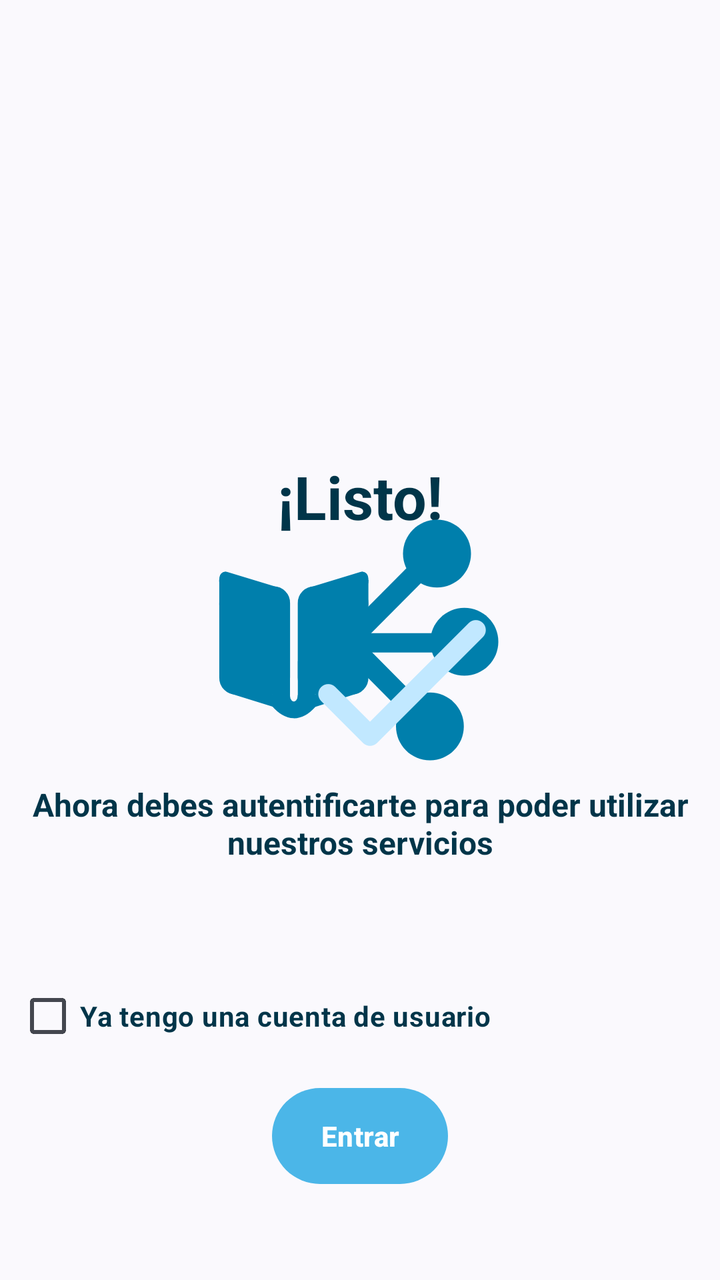
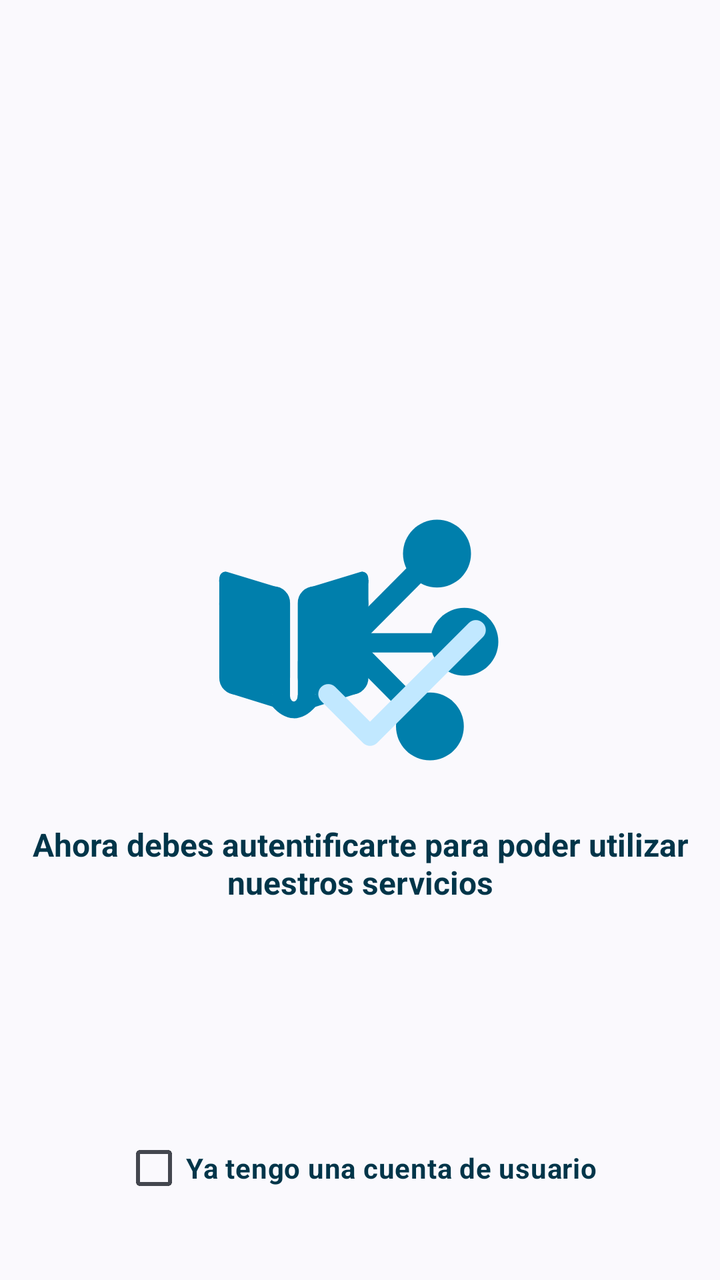

Screens rendered from an Android XML layout before and after an edit, with the pre-edit source and the edit as a unified diff.
<!-- AndroidManifest.xml: application theme Theme.PreuSync.Dynamic -->
<!-- res/layout/fragment_onboarding_final.xml -->
<?xml version="1.0" encoding="utf-8"?>
<LinearLayout
    xmlns:android="http://schemas.android.com/apk/res/android"
    xmlns:app="http://schemas.android.com/apk/res-auto"
    xmlns:tools="http://schemas.android.com/tools"
    android:layout_width="match_parent"
    android:layout_height="match_parent"
    android:orientation="vertical"
    android:id="@+id/onboardingFinalLayoutContainer">

    <RelativeLayout
        android:id="@+id/mainContainer"
        android:layout_width="match_parent"
        android:layout_height="match_parent"
        android:padding="@dimen/padding_8dp">

        <RelativeLayout
            android:id="@+id/relativeLayoutLogo"
            android:layout_width="200dp"
            android:layout_height="200dp"
            android:layout_centerInParent="true">

            <TextView
                android:id="@+id/finalMessageTitle"
                android:layout_width="wrap_content"
                android:layout_height="wrap_content"
                android:padding="@dimen/padding_8dp"
                android:text="@string/onboarding_title_3"
                android:textStyle="bold"
                android:textColor="?attr/colorText"
                android:layout_alignTop="@id/logo"
                android:layout_centerHorizontal="true"
                android:textSize="@dimen/text_size_30sp" />

            <ImageView
                android:id="@+id/logo"
                android:layout_width="200dp"
                android:layout_height="200dp"
                android:src="@drawable/logo"
                android:scaleType="fitCenter"
                android:layout_centerInParent="true"
                style="@style/ImageViewIconStyle" />

            <ImageView
                android:id="@+id/finalCheckIcon"
                android:layout_width="120dp"
                android:layout_height="120dp"
                android:src="@drawable/ic_check"
                android:scaleType="fitCenter"
                android:translationX="-20.0dp"
                android:translationY="-20.0dp"
                android:layout_alignBottom="@id/logo"
                android:layout_alignParentRight="true"
                android:tint="?attr/colorControlHighlight" />
        </RelativeLayout>

        <TextView
            android:id="@+id/finalInstructions"
            android:layout_width="wrap_content"
            android:layout_height="wrap_content"
            android:padding="@dimen/padding_8dp"
            android:gravity="center_horizontal|center_vertical"
            android:text="@string/onboarding_desc_3"
            android:textStyle="bold"
            android:textColor="?attr/colorText"
            android:translationY="20.0dp"
            android:layout_alignBottom="@id/relativeLayoutLogo"
            android:layout_centerHorizontal="true"
            android:textSize="@dimen/text_size_16sp" />

        <CheckBox
            android:id="@+id/checkbox1"
            android:layout_width="wrap_content"
            android:layout_height="wrap_content"
            android:gravity="center_vertical"
            android:text="@string/onboarding_already_have_account"
            android:textStyle="bold"
            android:textColor="?attr/colorText"
            android:translationY="-60.0dp"
            android:textSize="@dimen/text_size_14sp"
            android:layout_alignTop="@id/materialButton2" />

        <com.google.android.material.button.MaterialButton
            android:id="@+id/materialButton2"
            android:layout_width="wrap_content"
            android:layout_height="wrap_content"
            android:layout_marginBottom="@dimen/marginbottom_40dp"
            android:padding="@dimen/padding_8dp"
            android:gravity="center_horizontal|center_vertical"
            android:text="@string/button_enter"
            android:textColor="#FFFFFF"
            style="@style/Widget.PreuSync.Button.Global"
            android:textSize="@dimen/text_size_14sp"
            android:layout_centerInParent="true"
            android:layout_alignParentBottom="true" />
    </RelativeLayout>
</LinearLayout>
<!-- resources referenced by this layout -->
<resources>
  <dimen name="marginbottom_40dp">40dp</dimen>
  <dimen name="padding_8dp">8dp</dimen>
  <dimen name="text_size_14sp">14sp</dimen>
  <dimen name="text_size_16sp">16sp</dimen>
  <dimen name="text_size_30sp">30sp</dimen>
  <!-- drawable ic_check (drawable) -->
  <?xml version="1.0" encoding="utf-8"?>
  <vector
  	xmlns:android="http://schemas.android.com/apk/res/android"
  	android:width="24dp"
  	android:height="24dp"
  	android:viewportWidth="24"
  	android:viewportHeight="24">
  	<path
  		android:fillColor="@color/colorAccent"
  		android:pathData="M9 16.17L5.53 12.7a.996.996 0 1 0-1.41 1.41l4.18 4.18c.39.39 1.02.39 1.41 0L20.29 7.71a.996.996 0 1 0-1.41-1.41L9 16.17z" />
  </vector>
  <string name="button_enter">Entrar</string>
  <string name="onboarding_already_have_account">Ya tengo una cuenta de usuario</string>
  <string name="onboarding_desc_3">Ahora debes autentificarte para poder utilizar nuestros servicios</string>
  <string name="onboarding_title_3">¡Listo!</string>
  <style name="ImageViewIconStyle">
          <item name="tint">?attr/colorAccent</item>
      </style>
  <style name="Widget.PreuSync.Button.Global" parent="Widget.Material3.Button">
          <item name="backgroundTint">?attr/colorSecondary</item>
          <item name="rippleColor">?attr/colorControlHighlight</item>
          <item name="cornerRadius">@dimen/button_corner_radius_normal</item>
          <item name="android:textStyle">bold</item>
          <item name="android:textSize">14sp</item>
          <item name="android:textColor">?attr/colorOnSecondary</item>
          <item name="android:insetTop">0dp</item>
          <item name="android:insetBottom">0dp</item>
      </style>
  <color name="colorAccent">#006684</color>
  <dimen name="button_corner_radius_normal">100dp</dimen>
  <color name="colorText">#191C1E</color>
  <color name="colorError">#BA1A1A</color>
  <style name="ThemeOverlay.PreuSync.MaterialAlertDialog" parent="ThemeOverlay.Material3.MaterialAlertDialog">
          <item name="colorPrimary">?attr/colorAccent</item>
          <item name="colorSecondary">?attr/colorAccent</item>
      </style>
  <style name="Widget.PreuSync.CardView" parent="Widget.Material3.CardView.Elevated">
          <item name="cardCornerRadius">@dimen/card_corner_radius</item>
          <item name="cardElevation">@dimen/card_elevation</item>
          <item name="cardBackgroundColor">?attr/colorBackgroundCard</item>
          <item name="strokeWidth">0dp</item>
      </style>
  <dimen name="card_corner_radius">20dp</dimen>
  <dimen name="card_elevation">4dp</dimen>
  <!-- unchanged entries left out for length: 2 -->
</resources>

<!-- the commit's change to res/layout/fragment_onboarding_final.xml (unified diff, before → after) -->
@@ -30,7 +30,8 @@
                 android:textColor="?attr/colorText"
                 android:layout_alignTop="@id/logo"
                 android:layout_centerHorizontal="true"
-                android:textSize="@dimen/text_size_30sp" />
+                android:textSize="@dimen/text_size_30sp"
+                android:translationY="-60dp"/>
 
             <ImageView
                 android:id="@+id/logo"
@@ -63,7 +64,7 @@
             android:text="@string/onboarding_desc_3"
             android:textStyle="bold"
             android:textColor="?attr/colorText"
-            android:translationY="20.0dp"
+            android:translationY="40.0dp"
             android:layout_alignBottom="@id/relativeLayoutLogo"
             android:layout_centerHorizontal="true"
             android:textSize="@dimen/text_size_16sp" />
@@ -76,22 +77,10 @@
             android:text="@string/onboarding_already_have_account"
             android:textStyle="bold"
             android:textColor="?attr/colorText"
-            android:translationY="-60.0dp"
-            android:textSize="@dimen/text_size_14sp"
-            android:layout_alignTop="@id/materialButton2" />
+            android:layout_alignParentBottom="true"
+            android:layout_centerHorizontal="true"
+            android:layout_marginBottom="24dp"
+            android:textSize="@dimen/text_size_14sp" />
 
-        <com.google.android.material.button.MaterialButton
-            android:id="@+id/materialButton2"
-            android:layout_width="wrap_content"
-            android:layout_height="wrap_content"
-            android:layout_marginBottom="@dimen/marginbottom_40dp"
-            android:padding="@dimen/padding_8dp"
-            android:gravity="center_horizontal|center_vertical"
-            android:text="@string/button_enter"
-            android:textColor="#FFFFFF"
-            style="@style/Widget.PreuSync.Button.Global"
-            android:textSize="@dimen/text_size_14sp"
-            android:layout_centerInParent="true"
-            android:layout_alignParentBottom="true" />
     </RelativeLayout>
 </LinearLayout>
<!-- resource entries referenced after the edit -->
@@ -1,6 +1,5 @@
 <!-- resources referenced by this layout -->
 <resources>
-  <dimen name="marginbottom_40dp">40dp</dimen>
   <dimen name="padding_8dp">8dp</dimen>
   <dimen name="text_size_14sp">14sp</dimen>
   <dimen name="text_size_16sp">16sp</dimen>
@@ -17,25 +16,13 @@
   		android:fillColor="@color/colorAccent"
   		android:pathData="M9 16.17L5.53 12.7a.996.996 0 1 0-1.41 1.41l4.18 4.18c.39.39 1.02.39 1.41 0L20.29 7.71a.996.996 0 1 0-1.41-1.41L9 16.17z" />
   </vector>
-  <string name="button_enter">Entrar</string>
   <string name="onboarding_already_have_account">Ya tengo una cuenta de usuario</string>
   <string name="onboarding_desc_3">Ahora debes autentificarte para poder utilizar nuestros servicios</string>
   <string name="onboarding_title_3">¡Listo!</string>
   <style name="ImageViewIconStyle">
           <item name="tint">?attr/colorAccent</item>
       </style>
-  <style name="Widget.PreuSync.Button.Global" parent="Widget.Material3.Button">
-          <item name="backgroundTint">?attr/colorSecondary</item>
-          <item name="rippleColor">?attr/colorControlHighlight</item>
-          <item name="cornerRadius">@dimen/button_corner_radius_normal</item>
-          <item name="android:textStyle">bold</item>
-          <item name="android:textSize">14sp</item>
-          <item name="android:textColor">?attr/colorOnSecondary</item>
-          <item name="android:insetTop">0dp</item>
-          <item name="android:insetBottom">0dp</item>
-      </style>
   <color name="colorAccent">#006684</color>
-  <dimen name="button_corner_radius_normal">100dp</dimen>
   <color name="colorText">#191C1E</color>
   <color name="colorError">#BA1A1A</color>
   <style name="ThemeOverlay.PreuSync.MaterialAlertDialog" parent="ThemeOverlay.Material3.MaterialAlertDialog">
